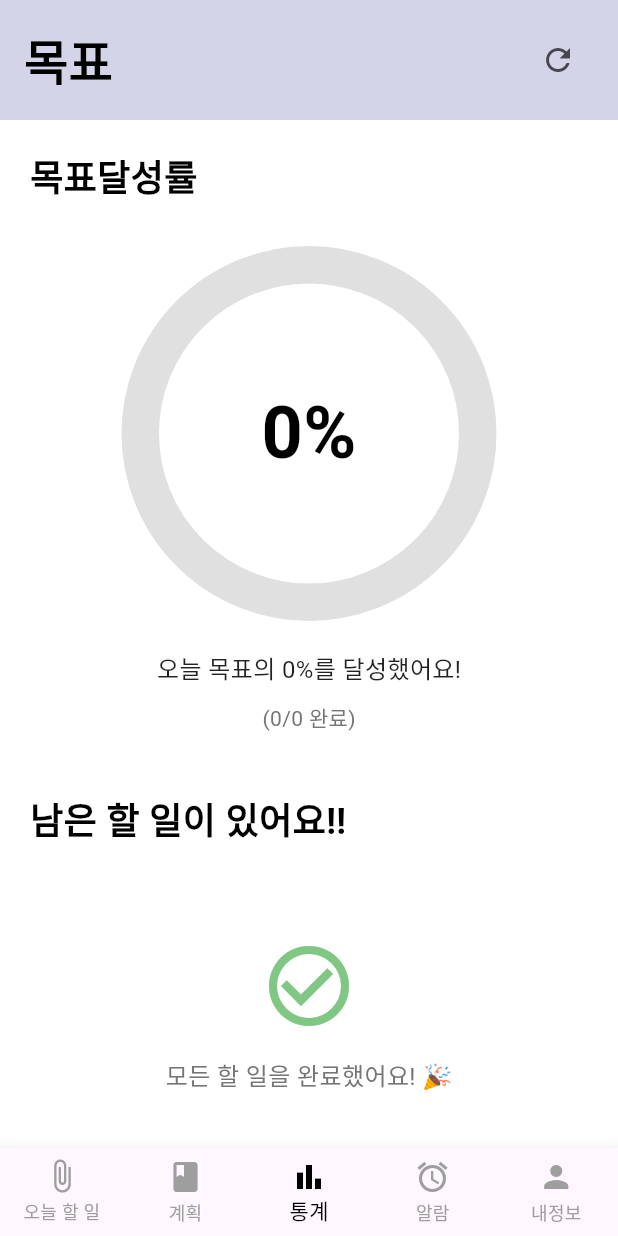
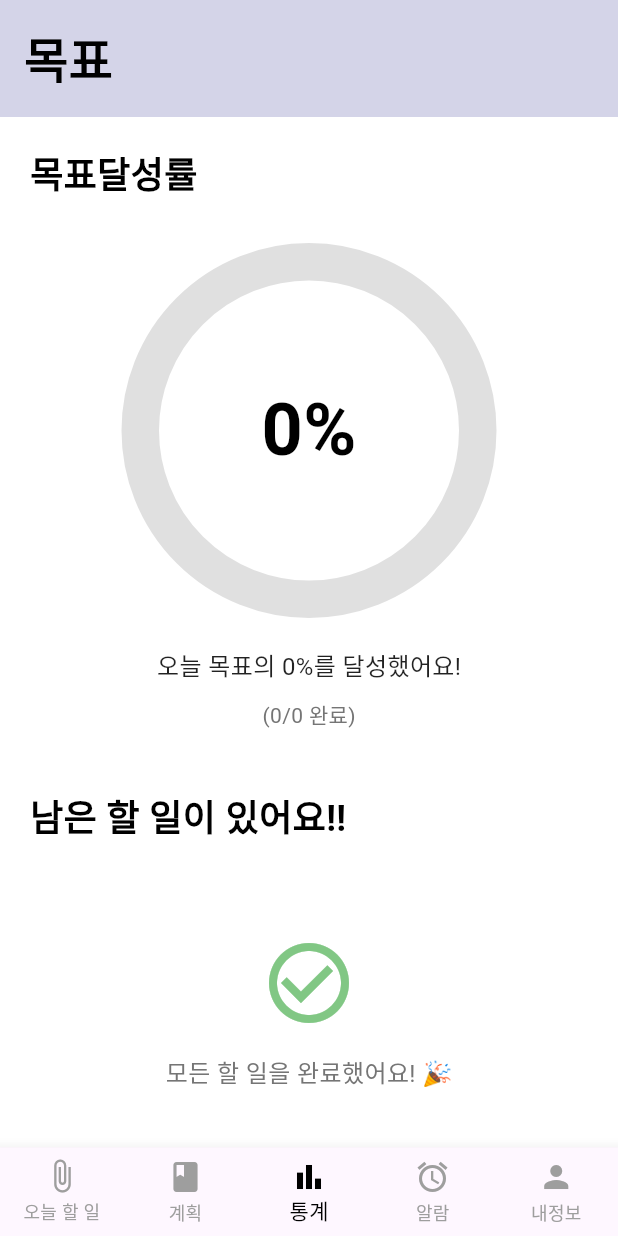
Before and after one commit to dbstjr3067/All-In-One-Scheduler, a Flutter app: the screen it shows after launch, item 3 of the bottom bar chosen, on a phone screen of 412 x 824 dp. Run offline on Flutter 3.47's test engine with Material 3 defaults, Android fonts, the light colour scheme and no system bars; our stand-ins replace cloud_firestore, firebase_auth, firebase_core, google_sign_in, shared_preferences; accounts and stored records are empty.

Commit message:
통계창 구현_251121_1333

```diff
--- a/all_in_one_scheduler/lib/main.dart
+++ b/all_in_one_scheduler/lib/main.dart
@@ -58,19 +58,10 @@ class _HomePageState extends State<HomePage> {
   void initState() {
     super.initState();
 
-    void handleScheduleDeletion(String title) {
-      if (_reminderPageKey.currentState == null) {
-        print('DEBUG ERROR: ReminderPageState의 currentState가 NULL입니다. (아직 빌드되지 않았거나 메모리에서 제거됨)');
-      } else {
-        print('DEBUG SUCCESS: ReminderPageState의 currentState 접근 성공. 함수 호출 시도.');
-        // Key를 사용하여 ReminderPage의 public 함수를 호출합니다.
-        _reminderPageKey.currentState?.deleteCompletionByTitle(title);
-      }
-    }
 
     _pages = [
-      ReminderPage(key: _reminderPageKey), // ReminderPage에 Key 할당
-      SchedulerPage(onScheduleDeleted: handleScheduleDeletion), // SchedulerPage에 콜백 전달
+      ReminderPage(), // ReminderPage에 Key 할당
+      SchedulerPage(), // SchedulerPage에 콜백 전달
       const StatisticsPage(),
       const AlarmPage(),
       const MyPage()
@@ -95,10 +86,7 @@ class _HomePageState extends State<HomePage> {
   @override
   Widget build(BuildContext context){
     return Scaffold(
-      body: IndexedStack(
-        index: _selectedIndex,
-        children: _pages
-      ),
+      body: _pages[_selectedIndex],
       bottomNavigationBar: BottomNavigationBar(
           type: BottomNavigationBarType.fixed, // 4개 이상이면 이게 필요
           currentIndex: _selectedIndex,
--- a/all_in_one_scheduler/lib/pages/statistics_page.dart
+++ b/all_in_one_scheduler/lib/pages/statistics_page.dart
@@ -12,10 +12,10 @@ class StatisticsPage extends StatefulWidget {
   const StatisticsPage({super.key});
 
   @override
-  State<StatisticsPage> createState() => StatisticsPageState();
+  State<StatisticsPage> createState() => _StatisticsPageState();
 }
 
-class StatisticsPageState extends State<StatisticsPage> with AutomaticKeepAliveClientMixin, WidgetsBindingObserver {
+class _StatisticsPageState extends State<StatisticsPage> with AutomaticKeepAliveClientMixin {
   List<Schedule> _allSchedules = [];
   List<Completion> _completions = [];
   List<Completion> _todayCompletions = [];
@@ -27,7 +27,6 @@ class StatisticsPageState extends State<StatisticsPage> with AutomaticKeepAliveC
   int _completedCount = 0;
   int _totalCount = 0;
   double _achievementRate = 0.0;
-  bool _isLoading = true;
 
   @override
   bool get wantKeepAlive => true;
@@ -35,43 +34,13 @@ class StatisticsPageState extends State<StatisticsPage> with AutomaticKeepAliveC
   @override
   void initState() {
     super.initState();
-    WidgetsBinding.instance.addObserver(this);
     _loadData();
   }
 
-  @override
-  void dispose() {
-    WidgetsBinding.instance.removeObserver(this);
-    super.dispose();
-  }
-
-  @override
-  void didChangeAppLifecycleState(AppLifecycleState state) {
-    if (state == AppLifecycleState.resumed) {
-      refreshData();
-    }
-  }
-
-  // Public 메서드: 외부에서 데이터 새로고침 호출 가능
-  Future<void> refreshData() async {
-    print('statistics_page: refreshData 호출됨');
-    await _loadData();
-  }
-
   Future<void> _loadData() async {
-    print('statistics_page: _loadData 시작');
-    setState(() {
-      _isLoading = true;
-    });
-
     await _loadSchedules();
     await _loadCompletions();
     _calculateTodayStatistics();
-
-    setState(() {
-      _isLoading = false;
-    });
-    print('statistics_page: _loadData 완료');
   }
 
   Future<void> _loadSchedules() async {
@@ -81,7 +50,6 @@ class StatisticsPageState extends State<StatisticsPage> with AutomaticKeepAliveC
     if (user != null) {
       try {
         allSchedules = await _firestoreService.loadSchedules(user);
-        print('statistics_page: Firestore에서 ${allSchedules.length}개의 스케줄 로드');
       } catch (e) {
         print('statistics_page: Firestore 로드 실패: $e');
       }
@@ -97,7 +65,6 @@ class StatisticsPageState extends State<StatisticsPage> with AutomaticKeepAliveC
           allSchedules = decoded
               .map((json) => Schedule.fromJson(json as Map<String, dynamic>))
               .toList();
-          print('statistics_page: 로컬에서 ${allSchedules.length}개의 스케줄 로드');
         }
       } catch (e) {
         print('statistics_page: 로컬 로드 실패: $e');
@@ -116,7 +83,6 @@ class StatisticsPageState extends State<StatisticsPage> with AutomaticKeepAliveC
     if (user != null) {
       try {
         completions = await _firestoreService.loadCompletions(user);
-        print('statistics_page: Firestore에서 ${completions.length}개의 Completion 로드');
       } catch (e) {
         print('statistics_page: Firestore Completion 로드 실패: $e');
       }
@@ -132,7 +98,6 @@ class StatisticsPageState extends State<StatisticsPage> with AutomaticKeepAliveC
           completions = decoded
               .map((json) => Completion.fromJson(json as Map<String, dynamic>))
               .toList();
-          print('statistics_page: 로컬에서 ${completions.length}개의 Completion 로드');
         }
       } catch (e) {
         print('statistics_page: 로컬 Completion 로드 실패: $e');
@@ -198,8 +163,6 @@ class StatisticsPageState extends State<StatisticsPage> with AutomaticKeepAliveC
       _completedCount = completedCount;
       _achievementRate = _totalCount > 0 ? (_completedCount / _totalCount) * 100 : 0;
     });
-
-    print('statistics_page: 통계 계산 완료 - 완료: $_completedCount / 전체: $_totalCount (${_achievementRate.toInt()}%)');
   }
 
   List<Completion> _getIncompleteCompletions() {
@@ -237,10 +200,9 @@ class StatisticsPageState extends State<StatisticsPage> with AutomaticKeepAliveC
             Container(
               color: const Color(0xFFD4D4E8),
               padding: const EdgeInsets.all(16),
-              child: Row(
-                mainAxisAlignment: MainAxisAlignment.spaceBetween,
-                children: [
-                  const Text(
+              child: const Align(
+                alignment: Alignment.bottomLeft,
+                child: Text(
                   '목표',
                   style: TextStyle(
                     fontSize: 32,
@@ -248,24 +210,12 @@ class StatisticsPageState extends State<StatisticsPage> with AutomaticKeepAliveC
                     color: Colors.black,
                   ),
                 ),
-                  IconButton(
-                    icon: const Icon(Icons.refresh),
-                    onPressed: refreshData,
-                    tooltip: '새로고침',
-                  ),
-                ],
               ),
             ),
 
             // Content
             Expanded(
-              child: _isLoading
-                  ? const Center(
-                child: CircularProgressIndicator(
-                  color: Color(0xFF7C6FDB),
-                ),
-              )
-                  : SingleChildScrollView(
+              child: SingleChildScrollView(
                 child: Padding(
                   padding: const EdgeInsets.all(20),
                   child: Column(
```
Lines whose indentation alone changed are shown as unchanged.
